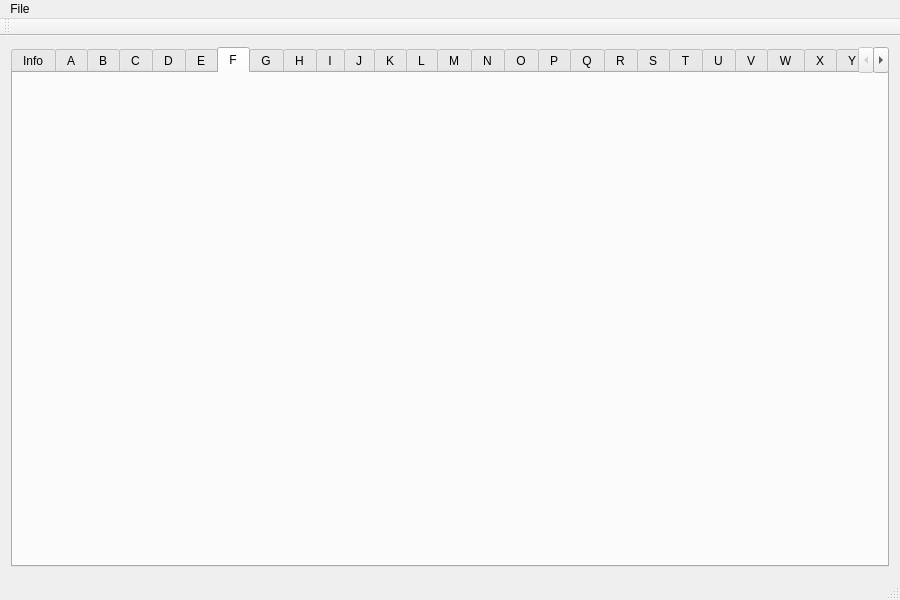
This is src/mainwindow.ui in rjxrafa/editors-dream as Qt 5 draws it before an edit. The edited form follows.
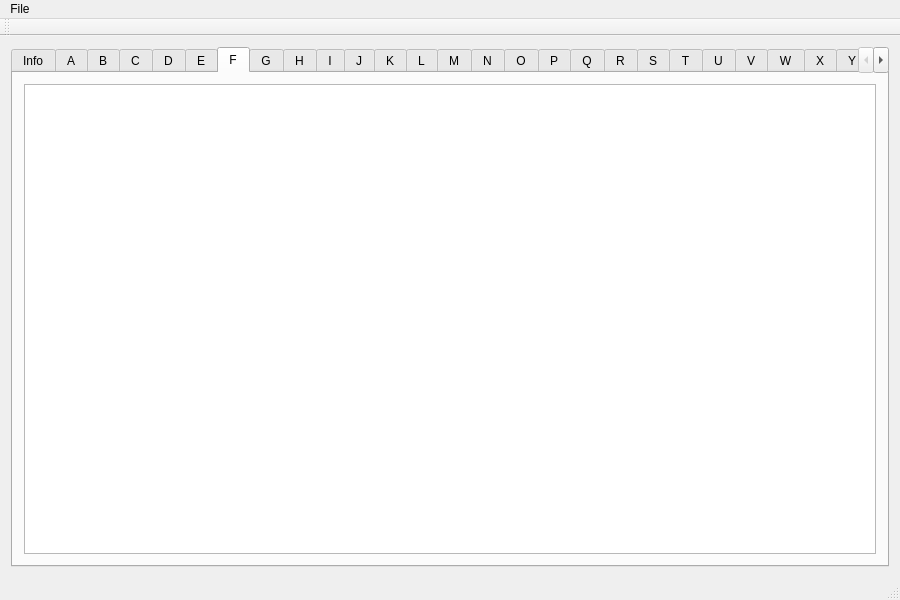
This is the edited form.

Commit message: fix logic errors

Diff of the .ui file:
```diff
--- a/src/mainwindow.ui
+++ b/src/mainwindow.ui
@@ -96,6 +96,11 @@
        <attribute name="title">
         <string>F</string>
        </attribute>
+       <layout class="QVBoxLayout" name="verticalLayout_7">
+        <item>
+         <widget class="QTextBrowser" name="textBrowser_7"/>
+        </item>
+       </layout>
       </widget>
       <widget class="QWidget" name="tab_8">
        <attribute name="title">
```
The commit also changes 2 other files.
